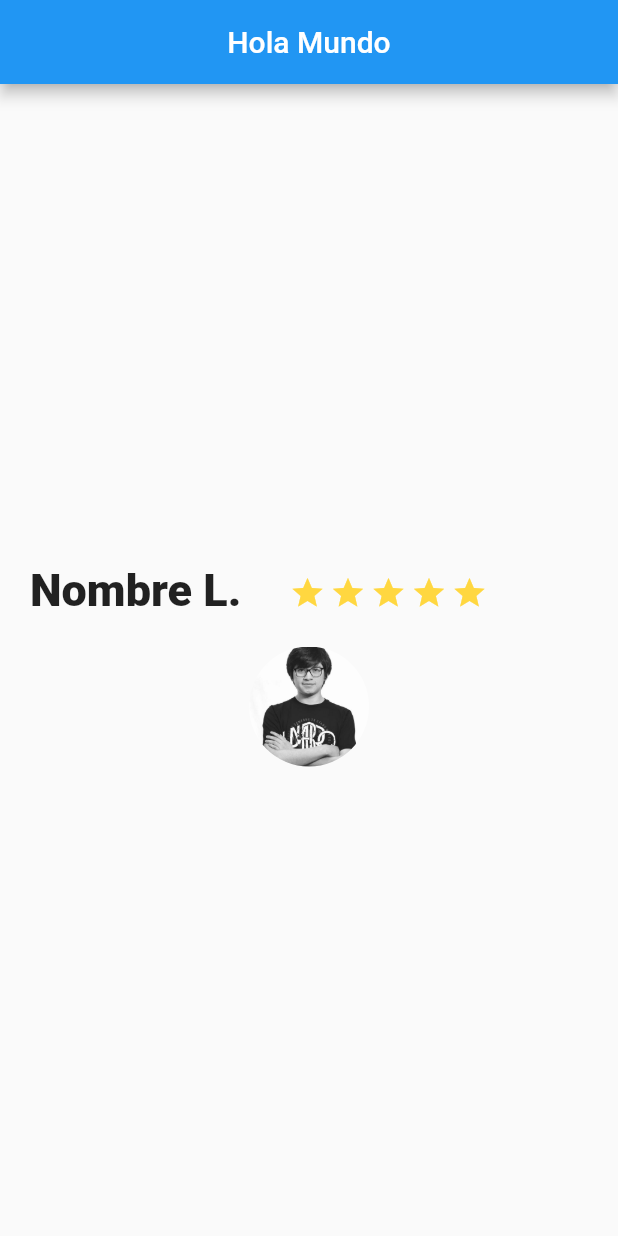
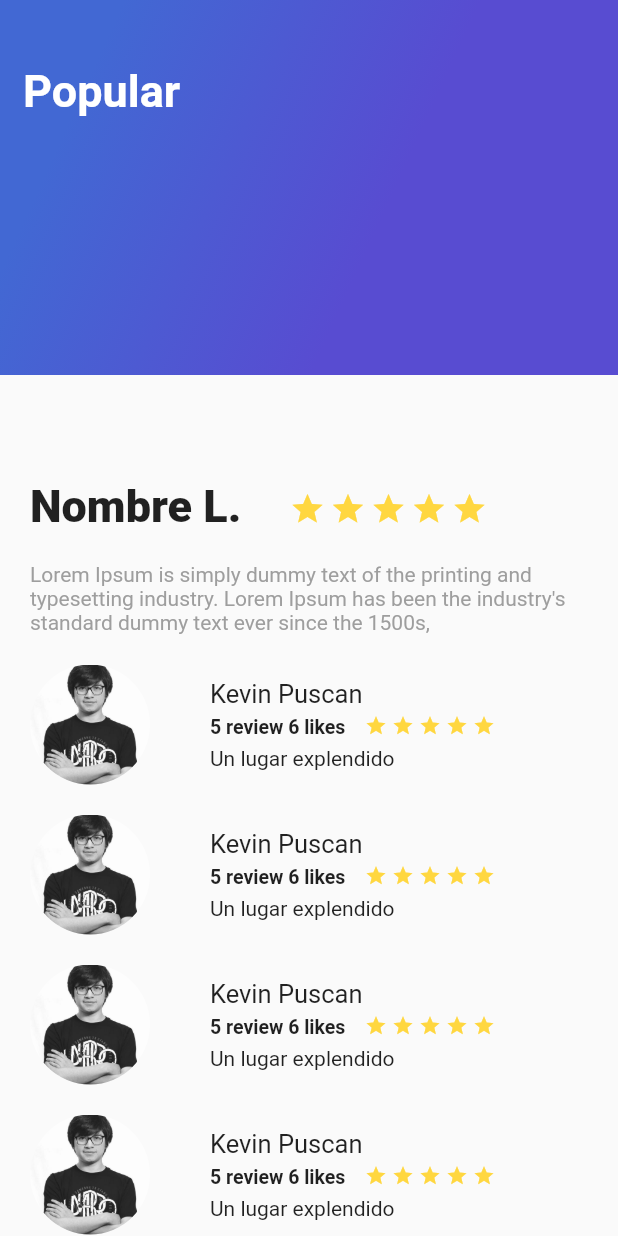
Before and after one commit to kevinjpuscan/flutter_app, a Flutter app: the screen it shows after launch, on a phone screen of 412 x 824 dp. Run offline on Flutter 3.47's test engine with Material 2 defaults, Android fonts, the phone set to English and light mode, and no system bars.

```diff
--- a/lib/description_place.dart
+++ b/lib/description_place.dart
@@ -1,7 +1,6 @@
 import 'package:flutter/material.dart';
-import 'review.dart';
 
-class DescriptionPlace extends StatelessWidget{
+class DescriptionPlace extends StatelessWidget {
   @override
   Widget build(BuildContext context) {
     // TODO: implement build
@@ -12,17 +11,18 @@ class DescriptionPlace extends StatelessWidget{
       ),
       child: Icon(
         Icons.star,
-        color: Colors.amberAccent
+        color: Colors.amberAccent,
       ),
     );
 
-    final description_text=Container(
+    final descriptionText = Container(
       margin: EdgeInsets.only(
         left: 20.0,
         right: 20.0,
-        top:20.0,
+        top: 20.0,
       ),
-      child: Text("Lorem Ipsum is simply dummy text of the printing and typesetting industry. Lorem Ipsum has been the industry's standard dummy text ever since the 1500s, when an unknown printer took a galley of type and scrambled it to make a type specimen book. It has survived not only five centuries, but also the leap into electronic typesetting, remaining essentially unchanged. It was popularised in the 1960s with the release of Letraset sheets containing Lorem Ipsum passages, and more recently with desktop publishing software like Aldus PageMaker including versions of Lorem Ipsum.",
+      child: Text(
+        "Lorem Ipsum is simply dummy text of the printing and typesetting industry. Lorem Ipsum has been the industry's standard dummy text ever since the 1500s,",
         style: TextStyle(
           color: Colors.grey,
         ),
@@ -30,7 +30,7 @@ class DescriptionPlace extends StatelessWidget{
       ),
     );
 
-    final title_start = Row(
+    final titleStart = Row(
       children: <Widget>[
         Container(
           width: 150.0,
@@ -41,7 +41,7 @@ class DescriptionPlace extends StatelessWidget{
           ),
           child: Text(
             "Nombre L.",
-          style:TextStyle(
+            style: TextStyle(
               fontSize: 30.0,
               fontWeight: FontWeight.w900,
             ),
@@ -49,26 +49,16 @@ class DescriptionPlace extends StatelessWidget{
           ),
         ),
         Row(
-          children: <Widget>[
-            star,
-            star,
-            star,
-            star,
-            star
-          ],
+          children: <Widget>[star, star, star, star, star],
         )
-
       ],
     );
 
-
     return Column(
       children: <Widget>[
-        title_start,
-        //description_text,
-        Review(),
+        titleStart,
+        descriptionText,
       ],
     );
   }
-
 }
--- /dev/null
+++ b/lib/gradient_back.dart
@@ -0,0 +1,37 @@
+import 'package:flutter/material.dart';
+
+class GradientBack extends StatelessWidget{
+  @override
+  Widget build(BuildContext context) {
+    // TODO: implement build
+
+    String title="Popular";
+    return Container(
+      height:250.0,
+      decoration: BoxDecoration(
+        gradient: LinearGradient(
+          colors: [
+            Color(0xFF4268D3),
+            Color(0xFF584CD1)
+          ],
+          begin: FractionalOffset(0.2, 0.0),
+          end: FractionalOffset(1.0, 0.6),
+          stops: [0.0,0.6],
+          tileMode: TileMode.clamp
+        )
+      ),
+      child: Text(
+        title,
+        style:TextStyle(
+          fontSize: 30.0,
+          fontWeight: FontWeight.bold,
+          color:Colors.white,
+        ),
+        textAlign: TextAlign.start,
+      ),
+      alignment: Alignment(-0.9, -0.6),
+
+    );
+  }
+
+}
--- a/lib/main.dart
+++ b/lib/main.dart
@@ -1,5 +1,7 @@
 import 'package:flutter/material.dart';
 import 'description_place.dart';
+import 'review.dart';
+import 'gradient_back.dart';
 
 void main() => runApp(MyApp());
 
@@ -22,19 +24,26 @@ class MyApp extends StatelessWidget {
         primarySwatch: Colors.blue,
       ),
       home: Scaffold(
-        appBar: AppBar(
-          title:
-          Center(
-            child: Text("Hola Mundo"),
-          ),
-          ),
-        body: DescriptionPlace(),
+
+        body: Stack(
+          children: <Widget>[
+            ListView(
+          children: <Widget>[
+            DescriptionPlace(),
+            Review(),
+            Review(),
+            Review(),
+            Review(),
+            Review(),
+          ],
+        ),
+        GradientBack(),
+          ],
+        ),
       ),
     );
   }
 }
-
-
 
 
 class MyHomePage extends StatefulWidget {
@@ -108,7 +117,10 @@ class _MyHomePageState extends State<MyHomePage> {
             ),
             Text(
               '$_counter',
-              style: Theme.of(context).textTheme.display1,
+              style: Theme
+                .of(context)
+                .textTheme
+                .display1,
             ),
           ],
         ),
--- a/lib/review.dart
+++ b/lib/review.dart
@@ -5,22 +5,67 @@ class Review extends StatelessWidget {
   Widget build(BuildContext context) {
     // TODO: implement build
 
-    final photo=Container(
+    final photo = Container(
+      margin: EdgeInsets.only(top: 20.0, left: 20.0, right: 20.0),
+      width: 80.0,
+      height: 80.0,
+      decoration: BoxDecoration(
+          shape: BoxShape.circle,
+          image: DecorationImage(
+            image: AssetImage("assets/img/kevin.jpg"),
+          )),
+    );
+
+    final star = Container(
+      margin: EdgeInsets.only(
+        top: 3.0,
+        left: 3.0,
+      ),
+      child: Icon(
+        Icons.star,
+        color: Colors.amberAccent,
+        size: 15.0,
+      ),
+    );
+
+    final userName = Container(
       margin: EdgeInsets.only(
         top: 20.0,
         left: 20.0,
-        right: 20.0
       ),
-      width: 80.0,
-      height: 80.0,
-      decoration: BoxDecoration(
-        shape: BoxShape.circle,
-        image: DecorationImage(
-            image:AssetImage("assets/img/kevin.jpg"),
-        )
+      child: Text(
+        "Kevin Puscan",
+        style: TextStyle(fontSize: 17.0),
       ),
     );
-    return photo;
+    final userData = Container(
+      margin: EdgeInsets.only(top: 5.0, left: 20.0, right: 10.0),
+      child: Text(
+        "5 review 6 likes",
+        style: TextStyle(fontSize: 13.0, fontWeight: FontWeight.bold),
+      ),
+    );
+
+    final comment = Container(
+      margin: EdgeInsets.only(
+        top: 5.0,
+        left: 20.0,
+      ),
+      child: Text("Un lugar explendido"),
+    );
+
+    final contentReview = Column(
+      crossAxisAlignment: CrossAxisAlignment.start,
+      children: <Widget>[
+        userName,
+        Row(
+          children: <Widget>[userData, star, star, star, star, star],
+        ),
+        comment
+      ],
+    );
+    return Row(
+      children: <Widget>[photo, contentReview],
+    );
   }
-
 }
```
Also changed, not shown: 1 other file. Lines whose indentation alone changed are shown as unchanged.
